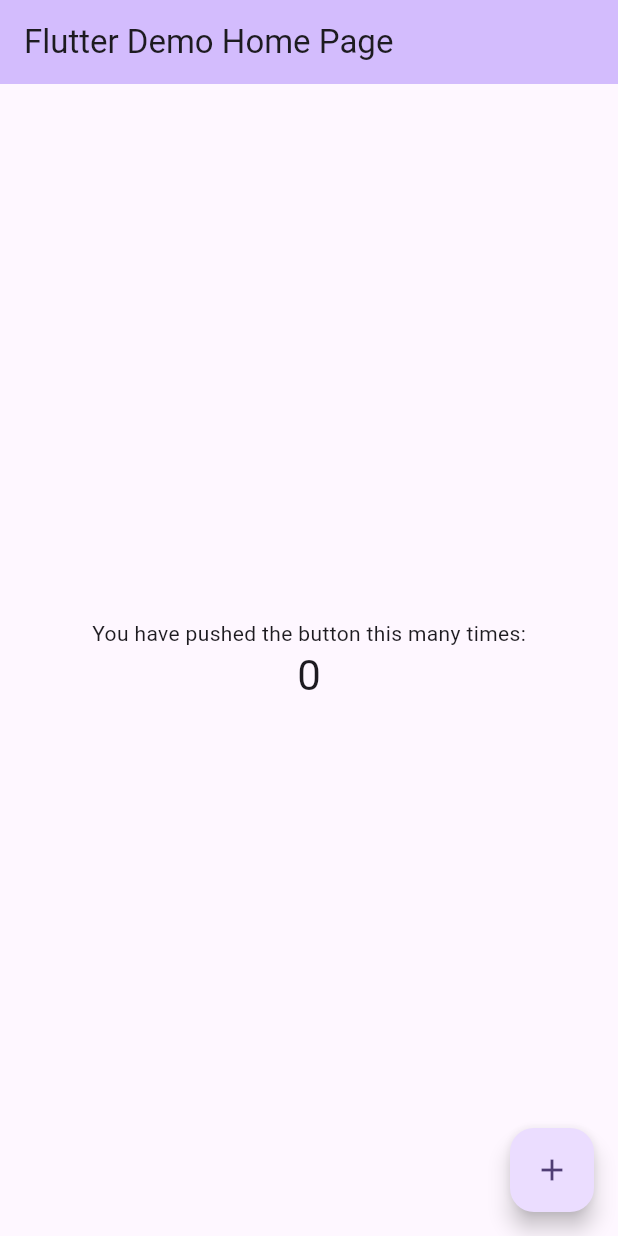
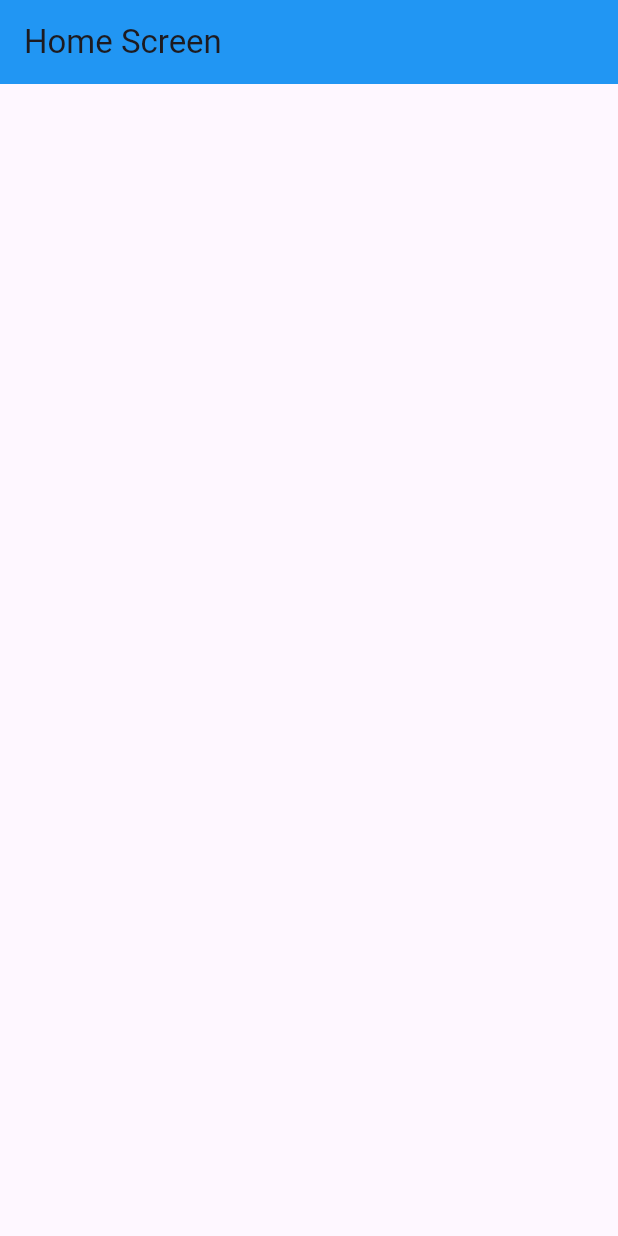
Before and after one commit to IAftabRehman/Live-Currency-API-Project, a Flutter app: the screen it shows after launch, on a phone screen of 412 x 824 dp. Run offline on Flutter 3.47's test engine with Material 3 defaults, Android fonts, the phone set to English and light mode, and no system bars.

Commit message:
Create splashScreen.dart and homeScreen.dart files in this commit

```diff
--- /dev/null
+++ b/lib/UI/homeScreen.dart
@@ -0,0 +1,15 @@
+import 'package:flutter/material.dart';
+
+class homeScreen extends StatelessWidget {
+  const homeScreen({super.key});
+
+  @override
+  Widget build(BuildContext context) {
+    return Scaffold(
+      appBar: AppBar(
+        backgroundColor: Colors.blue,
+        title: Text("Home Screen"),
+      ),
+    );
+  }
+}
--- a/lib/main.dart
+++ b/lib/main.dart
@@ -1,4 +1,5 @@
 import 'package:flutter/material.dart';
+import 'package:live_currency_api_project/UI/homeScreen.dart';
 
 void main() {
   runApp(const MyApp());
@@ -7,116 +8,11 @@ void main() {
 class MyApp extends StatelessWidget {
   const MyApp({super.key});
 
-  // This widget is the root of your application.
   @override
   Widget build(BuildContext context) {
     return MaterialApp(
-      title: 'Flutter Demo',
-      theme: ThemeData(
-        // This is the theme of your application.
-        //
-        // TRY THIS: Try running your application with "flutter run". You'll see
-        // the application has a purple toolbar. Then, without quitting the app,
-        // try changing the seedColor in the colorScheme below to Colors.green
-        // and then invoke "hot reload" (save your changes or press the "hot
-        // reload" button in a Flutter-supported IDE, or press "r" if you used
-        // the command line to start the app).
-        //
-        // Notice that the counter didn't reset back to zero; the application
-        // state is not lost during the reload. To reset the state, use hot
-        // restart instead.
-        //
-        // This works for code too, not just values: Most code changes can be
-        // tested with just a hot reload.
-        colorScheme: ColorScheme.fromSeed(seedColor: Colors.deepPurple),
-      ),
-      home: const MyHomePage(title: 'Flutter Demo Home Page'),
+      debugShowCheckedModeBanner: false,
+      home: homeScreen()
     );
   }
 }
-
-class MyHomePage extends StatefulWidget {
-  const MyHomePage({super.key, required this.title});
-
-  // This widget is the home page of your application. It is stateful, meaning
-  // that it has a State object (defined below) that contains fields that affect
-  // how it looks.
-
-  // This class is the configuration for the state. It holds the values (in this
-  // case the title) provided by the parent (in this case the App widget) and
-  // used by the build method of the State. Fields in a Widget subclass are
-  // always marked "final".
-
-  final String title;
-
-  @override
-  State<MyHomePage> createState() => _MyHomePageState();
-}
-
-class _MyHomePageState extends State<MyHomePage> {
-  int _counter = 0;
-
-  void _incrementCounter() {
-    setState(() {
-      // This call to setState tells the Flutter framework that something has
-      // changed in this State, which causes it to rerun the build method below
-      // so that the display can reflect the updated values. If we changed
-      // _counter without calling setState(), then the build method would not be
-      // called again, and so nothing would appear to happen.
-      _counter++;
-    });
-  }
-
-  @override
-  Widget build(BuildContext context) {
-    // This method is rerun every time setState is called, for instance as done
-    // by the _incrementCounter method above.
-    //
-    // The Flutter framework has been optimized to make rerunning build methods
-    // fast, so that you can just rebuild anything that needs updating rather
-    // than having to individually change instances of widgets.
-    return Scaffold(
-      appBar: AppBar(
-        // TRY THIS: Try changing the color here to a specific color (to
-        // Colors.amber, perhaps?) and trigger a hot reload to see the AppBar
-        // change color while the other colors stay the same.
-        backgroundColor: Theme.of(context).colorScheme.inversePrimary,
-        // Here we take the value from the MyHomePage object that was created by
-        // the App.build method, and use it to set our appbar title.
-        title: Text(widget.title),
-      ),
-      body: Center(
-        // Center is a layout widget. It takes a single child and positions it
-        // in the middle of the parent.
-        child: Column(
-          // Column is also a layout widget. It takes a list of children and
-          // arranges them vertically. By default, it sizes itself to fit its
-          // children horizontally, and tries to be as tall as its parent.
-          //
-          // Column has various properties to control how it sizes itself and
-          // how it positions its children. Here we use mainAxisAlignment to
-          // center the children vertically; the main axis here is the vertical
-          // axis because Columns are vertical (the cross axis would be
-          // horizontal).
-          //
-          // TRY THIS: Invoke "debug painting" (choose the "Toggle Debug Paint"
-          // action in the IDE, or press "p" in the console), to see the
-          // wireframe for each widget.
-          mainAxisAlignment: MainAxisAlignment.center,
-          children: <Widget>[
-            const Text('You have pushed the button this many times:'),
-            Text(
-              '$_counter',
-              style: Theme.of(context).textTheme.headlineMedium,
-            ),
-          ],
-        ),
-      ),
-      floatingActionButton: FloatingActionButton(
-        onPressed: _incrementCounter,
-        tooltip: 'Increment',
-        child: const Icon(Icons.add),
-      ), // This trailing comma makes auto-formatting nicer for build methods.
-    );
-  }
-}
```
Also changed, not shown: lib/UI/splashScreen.dart (added, +32 -0 lines).
